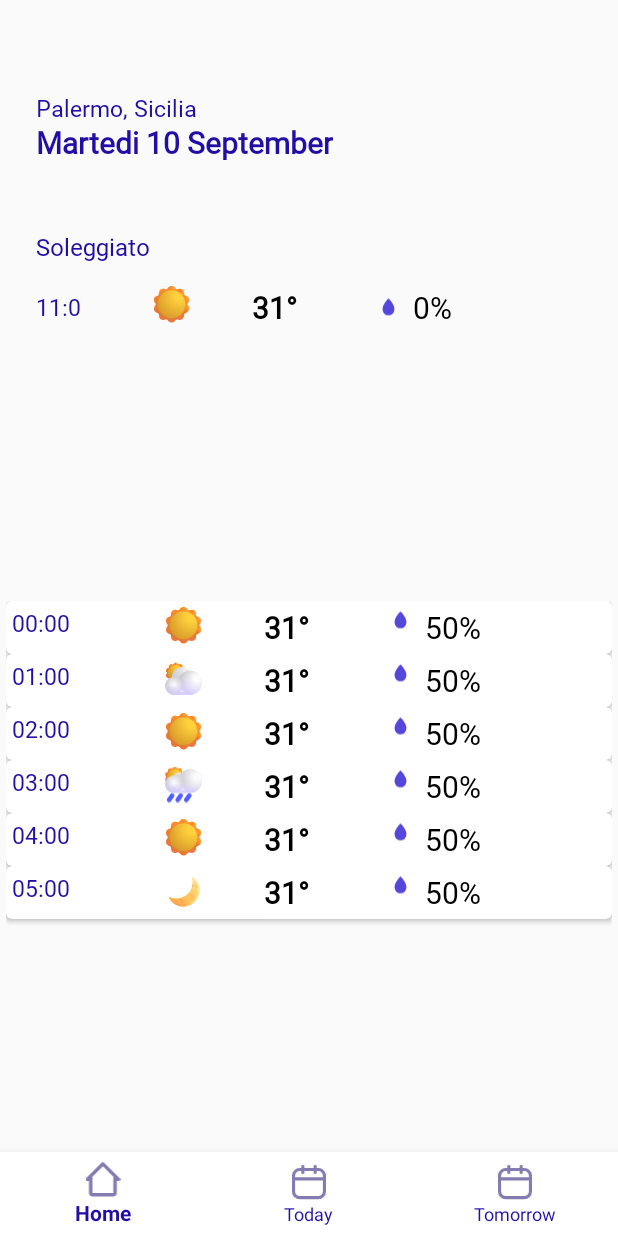
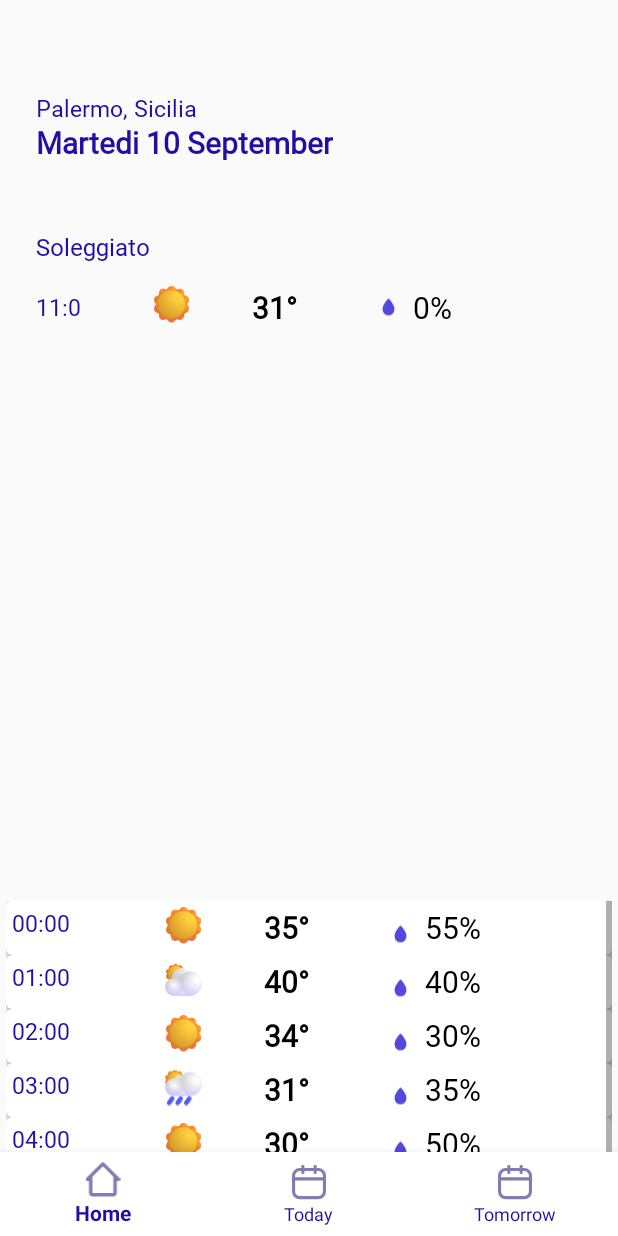
Before and after one commit to develhope/android2_team2_meteoapp, an Android app: the screen it shows after launch (MainActivity), after a tap on "Tomorrow", on a phone screen of 412 x 824 dp. Run offline under Robolectric (Android 15) with nearby library versions, the phone set to English and light mode, and no system bars.

Commit message:
specific day fragment

```diff
--- a/app/src/main/java/co/develhope/meteoapp/SpecificDayFragment.kt
+++ b/app/src/main/java/co/develhope/meteoapp/SpecificDayFragment.kt
@@ -53,8 +53,8 @@ class SpecificDayFragment : Fragment() {
             R.drawable.ic_fluent_moon
         )
         hours = arrayOf("00:00", "01:00", "02:00", "03:00", "04:00", "05:00")
-        temprature = arrayOf("31°", "31°", "31°", "31°", "31°", "31°")
-        humidity = arrayOf("50%", "50%", "50%", "50%", "50%", "50%")
+        temprature = arrayOf("35°", "40°", "34°", "31°", "30°", "38°")
+        humidity = arrayOf("55%", "40%", "30%", "35%", "50%", "45%")
         for (i in hours.indices) {
             val arr = AllDatas(hours[i], temprature[i], humidity[i],icons[i])
             newArrayList.add(arr)
--- a/app/src/main/res/layout/example_item.xml
+++ b/app/src/main/res/layout/example_item.xml
@@ -40,12 +40,14 @@
         <ImageView
             android:id="@+id/dropIcon"
             android:layout_width="12.5dp"
-            android:layout_height="17.5dp"
+            android:layout_height="wrap_content"
             android:layout_marginStart="252.75dp"
+            android:layout_marginTop="8dp"
             android:src="@drawable/ic_fluent_drop"
 
 
             />
+
         <TextView
             android:id="@+id/humidity_degree"
             android:layout_width="wrap_content"
--- a/app/src/main/res/layout/fragment_specific_day.xml
+++ b/app/src/main/res/layout/fragment_specific_day.xml
@@ -112,12 +112,28 @@
         app:layout_constraintStart_toStartOf="parent"
         app:layout_constraintTop_toTopOf="parent"
         />
+    <androidx.recyclerview.widget.RecyclerView
+        android:id="@+id/Specific_hour_recycler_view"
+        android:layout_width="match_parent"
+        android:layout_height="211dp"
+        android:layout_marginBottom="295dp"
+        android:padding="4dp"
+        android:scrollbars="vertical"
+        android:layout_marginStart="24dp"
+        android:layout_marginEnd="24dp"
+
+        app:layout_constraintBottom_toBottomOf="parent"
+        app:layout_constraintEnd_toEndOf="parent"
+        app:layout_constraintHorizontal_bias="1.0"
+
+        app:layout_constraintStart_toStartOf="parent"
+        tools:listitem="@layout/" />
 
 
     <androidx.recyclerview.widget.RecyclerView
         android:id="@+id/Specific_day_recycler_view"
         android:layout_width="match_parent"
-        android:layout_height="411dp"
+        android:layout_height="211dp"
         android:layout_marginBottom="16dp"
         android:padding="4dp"
         android:scrollbars="vertical"
--- a/app/src/main/res/values/strings.xml
+++ b/app/src/main/res/values/strings.xml
@@ -66,5 +66,6 @@
     <string name="humidity">0%</string>
     <string name="temp">31°</string>
     <string name="hour">12:00</string>
+    <string name="percepita">Percepita</string>
 
 </resources>
```
Also changed, not shown: app/src/main/res/layout/smalistitem.xml (added, +23 -0 lines).
